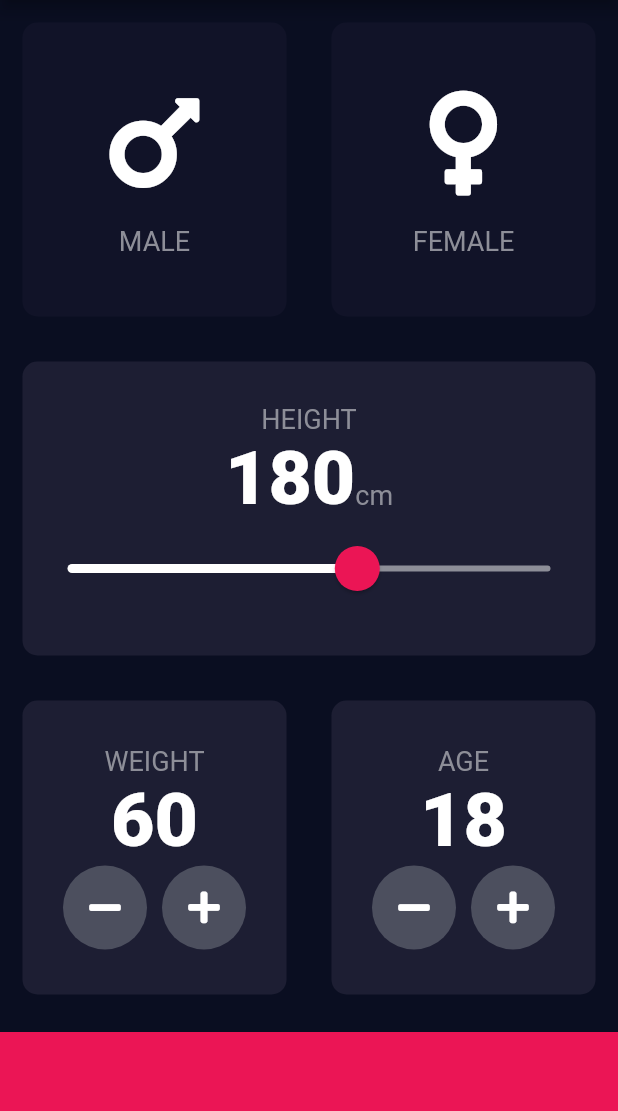
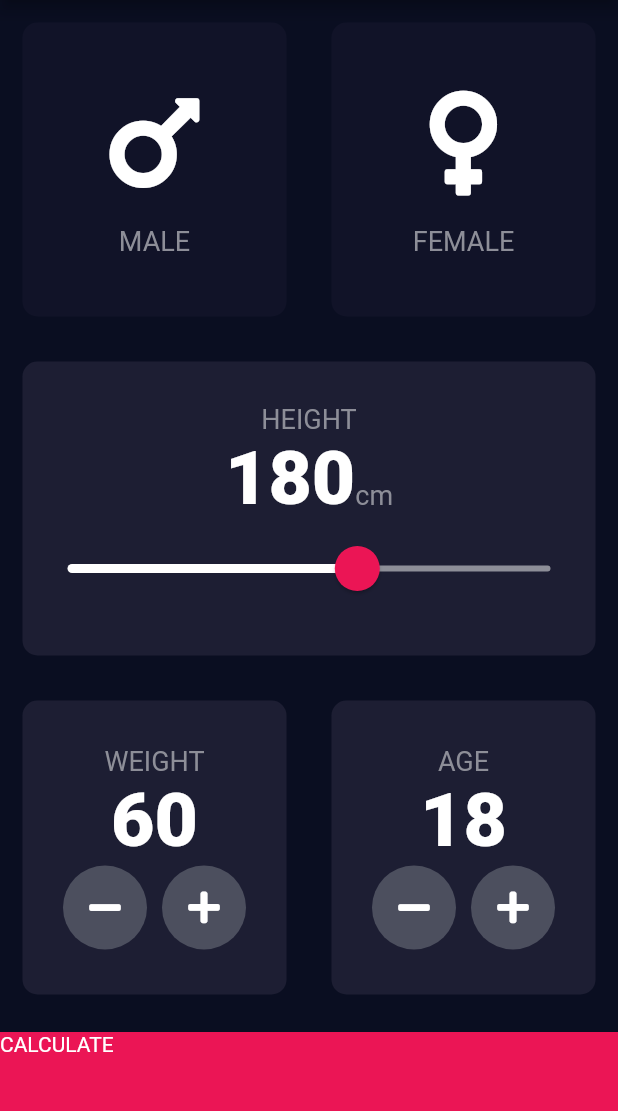
Before and after one commit to hritikhrk/bmi_calculator_flutter, a Flutter app: the screen it shows after launch, on a phone screen of 412 x 824 dp, the part 84-1195 px from its top. Run offline on Flutter 3.47's test engine with Material 2 defaults, Android fonts, the phone set to English and light mode, and no system bars; our stand-ins replace font_awesome_flutter.

```diff
--- a/lib/input_page.dart
+++ b/lib/input_page.dart
@@ -1,3 +1,4 @@
+import 'package:bmi_calculator_flutter/results_page.dart';
 import 'package:flutter/material.dart';
 import 'package:font_awesome_flutter/font_awesome_flutter.dart';
 import 'icon_content.dart';
@@ -205,11 +206,20 @@ class _InputPageState extends State<InputPage> {
               ],
             ),
           ),
-          Container(
-            color: kBottomContainerColour,
-            height: kBottomContainerHeight,
-            width: double.infinity,
-            margin: EdgeInsets.only(top: 10.0),
+          GestureDetector(
+            onTap: () {
+              Navigator.push(context,
+                  MaterialPageRoute(builder: (context) => ResultsPage()));
+            },
+            child: Container(
+              child: Text(
+                'CALCULATE',
+              ),
+              color: kBottomContainerColour,
+              height: kBottomContainerHeight,
+              width: double.infinity,
+              margin: EdgeInsets.only(top: 10.0),
+            ),
           ),
         ],
       ),
```
Also changed, not shown: lib/results_page.dart (added, +13 -0 lines).
